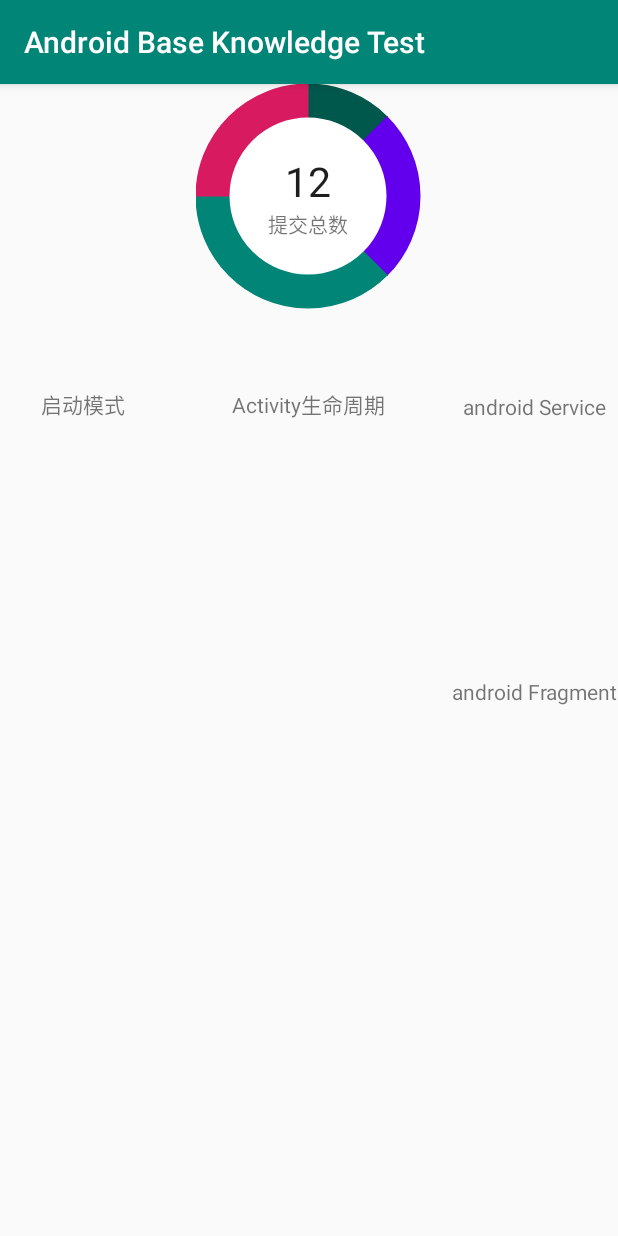
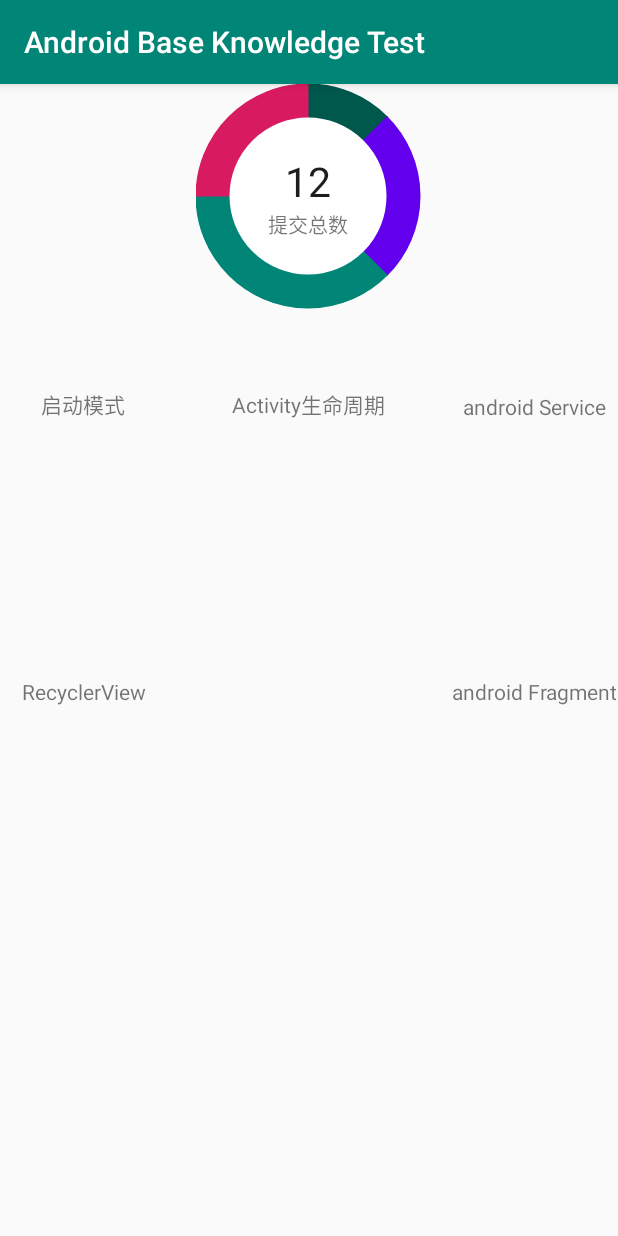
Before and after one commit to iamcainiaot/AndroidBaseKnowledgeTest, an Android app: the screen it shows after launch (MainActivity), on a phone screen of 412 x 824 dp. Run offline under Robolectric (Android 15) with nearby library versions, the phone set to English and light mode, and no system bars.

Commit message:
增加RecyclerView的Demo【用于RecyclerView的缓存测试】

```diff
--- a/Android_Test/src/main/java/com/example/taozhu5/androidbaseknowledgetest/base/MainActivity.java
+++ b/Android_Test/src/main/java/com/example/taozhu5/androidbaseknowledgetest/base/MainActivity.java
@@ -3,6 +3,7 @@ package com.example.taozhu5.androidbaseknowledgetest.base;
 import android.content.Context;
 import android.view.View;
 import com.example.taozhu5.androidbaseknowledgetest.PieView;
+import com.example.taozhu5.androidbaseknowledgetest.RecyclerViewActivity;
 import com.example.taozhu5.androidbaseknowledgetest.activity_launch_mode.LaunchModeFirstActivity;
 import com.example.taozhu5.androidbaseknowledgetest.R;
 import com.example.taozhu5.androidbaseknowledgetest.activity_life_cycle.LifeCycleActivity;
@@ -37,6 +38,8 @@ public class MainActivity extends BaseMvpActivity implements View.OnClickListene
         $(R.id.tv_go_2_android_service).setOnClickListener(this);
         // android Fragment
         $(R.id.tv_go_2_android_fragment).setOnClickListener(this);
+        // RecyclerView
+        $(R.id.tv_go_2_recycler_view).setOnClickListener(this);
         // 饼图
         mPieView = $(R.id.pw_pie_view);
         mPieView.setData(10, 20, 30, 20);
@@ -67,6 +70,10 @@ public class MainActivity extends BaseMvpActivity implements View.OnClickListene
                 // Fragment Fragment Life Cycle
                 FragmentOneActivity.start(context);
                 break;
+            case R.id.tv_go_2_recycler_view:
+                // RecyclerView
+                RecyclerViewActivity.start(context);
+                break;
             default:
                 break;
         }
--- a/Android_Test/src/main/res/layout/activity_main.xml
+++ b/Android_Test/src/main/res/layout/activity_main.xml
@@ -39,6 +39,16 @@
             android:layout_alignParentTop="true"
             android:layout_marginTop="377dp"
             android:layout_alignStart="@+id/tv_go_2_android_service"/>
+    <TextView
+            android:id="@+id/tv_go_2_recycler_view"
+            android:layout_width="111dp"
+            android:layout_height="55dp"
+            android:gravity="center"
+            android:text="@string/go_2_recycler_view"
+            android:layout_alignParentTop="true"
+            android:layout_marginTop="377dp"
+            android:layout_alignStart="@+id/tv_go_2_launch_mode"/>
+
     <FrameLayout
             android:layout_width="wrap_content"
             android:layout_height="wrap_content"
--- a/Android_Test/src/main/res/values/strings.xml
+++ b/Android_Test/src/main/res/values/strings.xml
@@ -7,4 +7,5 @@
     <string name="go_2_activity_life_cycle">Activity生命周期</string>
     <string name="go_2_android_service">android Service</string>
     <string name="go_2_android_fragment">android Fragment</string>
+    <string name="go_2_recycler_view">RecyclerView</string>
 </resources>
```
Also changed, not shown: Android_Test/src/main/AndroidManifest.xml (+7 -4 lines), Android_Test/src/main/java/com/example/taozhu5/androidbaseknowledgetest/RecyclerViewActivity.java (added, +105 -0 lines), Android_Test/src/main/res/layout/activity_recycler_view.xml (added, +14 -0 lines), Android_Test/src/main/res/layout/item_recycler.xml (added, +16 -0 lines).
